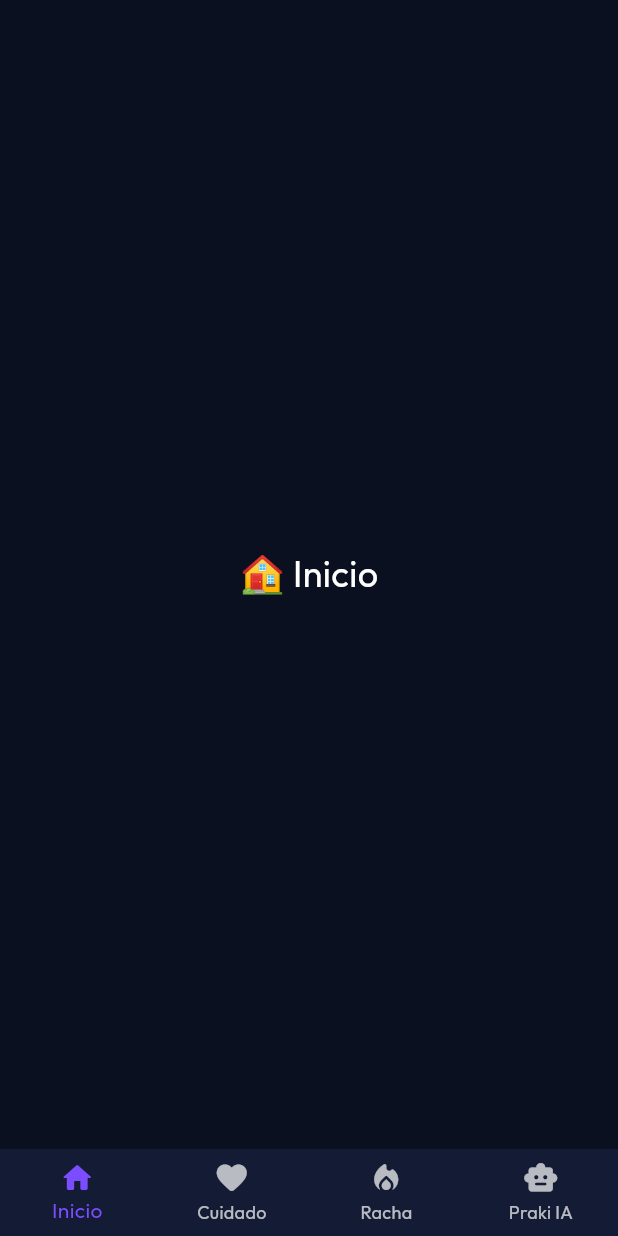
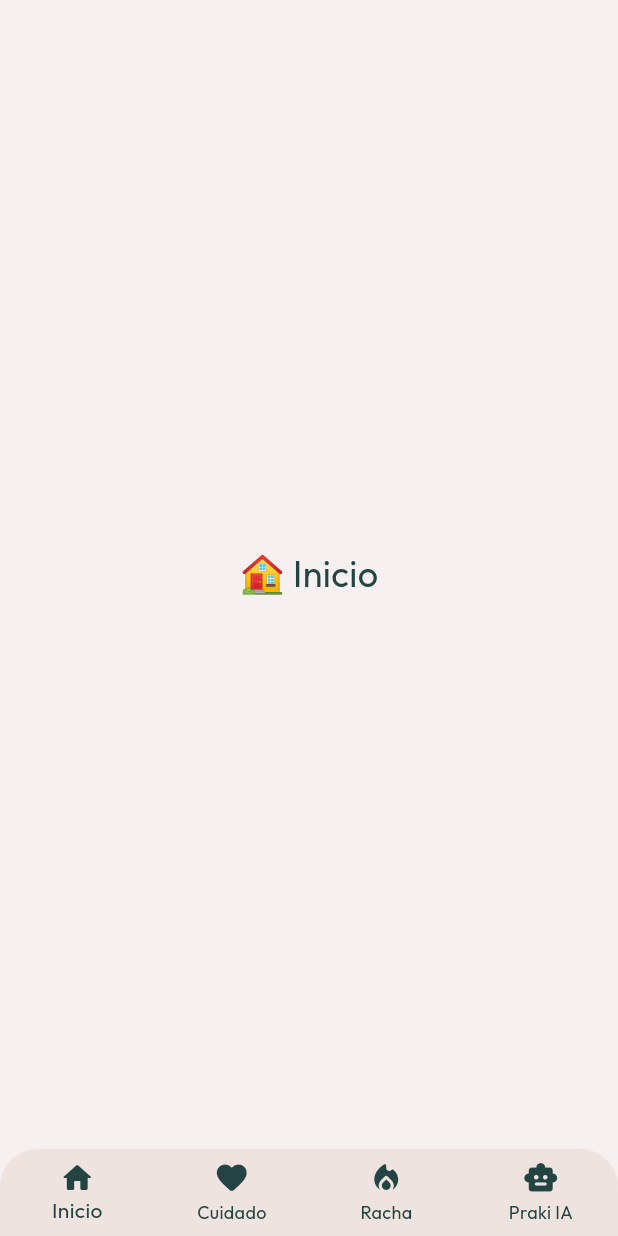
Before and after one commit to Jorgmont/Praki-App, a Flutter app: the MenuScreen screen opened directly, on a phone screen of 412 x 824 dp. Run offline on Flutter 3.47's test engine with Material 3 defaults, Android fonts, the phone set to English and light mode, and no system bars; our stand-ins replace flutter_bloc, get_it, go_router, google_fonts.

Commit message:
cambio de color en la pantalla de inicio y demas

```diff
--- a/lib/core/router/app_router.dart
+++ b/lib/core/router/app_router.dart
@@ -36,7 +36,7 @@ class AppRouter {
       GoRoute(
         path: '/menu',
         name: 'menu',
-        builder: (context, state) => const MenuPrincipal(),
+        builder: (context, state) => const MenuScreen(),
       ),
       GoRoute(
         path: '/',
--- a/lib/menu.dart
+++ b/lib/menu.dart
@@ -1,21 +1,4 @@
 import 'package:flutter/material.dart';
-
-// Este es el widget que llamarás después del login
-class MenuPrincipal extends StatefulWidget {
-  const MenuPrincipal({super.key});
-
-  @override
-  State<MenuPrincipal> createState() => _MenuPrincipalState();
-}
-
-class  _MenuPrincipalState extends State<MenuPrincipal> {
-  @override
-  Widget build(BuildContext context) {
-    return const MenuScreen();
-  }
-}
-
-
 
 class MenuScreen extends StatefulWidget {
   const MenuScreen({super.key});
@@ -27,29 +10,32 @@ class MenuScreen extends StatefulWidget {
 class _MenuScreenState extends State<MenuScreen> {
   int _selectedIndex = 0;
 
-  final List<Widget> _pages = [
-    const Center(
+  // Color verde azulado oscuro / petróleo para los iconos
+  static const Color prakiIconColor = Color(0xFF234443);
+
+  final List<Widget> _pages = const [
+    Center(
       child: Text(
         "🏠 Inicio",
-        style: TextStyle(fontSize: 24, color: Colors.white),
+        style: TextStyle(fontSize: 24, color: prakiIconColor), // Texto también con el color azulado
       ),
     ),
-    const Center(
+    Center(
       child: Text(
         "💙 Cuidado",
-        style: TextStyle(fontSize: 24, color: Colors.white),
+        style: TextStyle(fontSize: 24, color: prakiIconColor),
       ),
     ),
-    const Center(
+    Center(
       child: Text(
         "🔥 Racha",
-        style: TextStyle(fontSize: 24, color: Colors.white),
+        style: TextStyle(fontSize: 24, color: prakiIconColor),
       ),
     ),
-    const Center(
+    Center(
       child: Text(
         "🤖 Praki IA",
-        style: TextStyle(fontSize: 24, color: Colors.white),
+        style: TextStyle(fontSize: 24, color: prakiIconColor),
       ),
     ),
   ];
@@ -63,7 +49,7 @@ class _MenuScreenState extends State<MenuScreen> {
   @override
   Widget build(BuildContext context) {
     return Scaffold(
-      backgroundColor: const Color(0xFF0B1020),
+      backgroundColor: const Color(0xFFF6F0F0), // Fondo de pantalla (color de paleta)
 
       body: SafeArea(
         child: _pages[_selectedIndex],
@@ -71,7 +57,7 @@ class _MenuScreenState extends State<MenuScreen> {
 
       bottomNavigationBar: Container(
         decoration: const BoxDecoration(
-          color: Color(0xFF141B34),
+          color: Color(0xFFEEE3DF), // Fondo de la barra (color de paleta)
           borderRadius: BorderRadius.only(
             topLeft: Radius.circular(25),
             topRight: Radius.circular(25),
@@ -80,11 +66,12 @@ class _MenuScreenState extends State<MenuScreen> {
         child: BottomNavigationBar(
           currentIndex: _selectedIndex,
           onTap: _onItemTapped,
-          backgroundColor: const Color(0xFF141B34),
+          backgroundColor: Colors.transparent,
           type: BottomNavigationBarType.fixed,
           elevation: 0,
-          selectedItemColor: Colors.deepPurpleAccent,
-          unselectedItemColor: Colors.white70,
+          // Aplicamos el color azulado solo a los iconos y etiquetas
+          selectedItemColor: prakiIconColor,
+          unselectedItemColor: prakiIconColor,
           items: const [
             BottomNavigationBarItem(
               icon: Icon(Icons.home_rounded),
```
Also changed, not shown: 1 other file.
